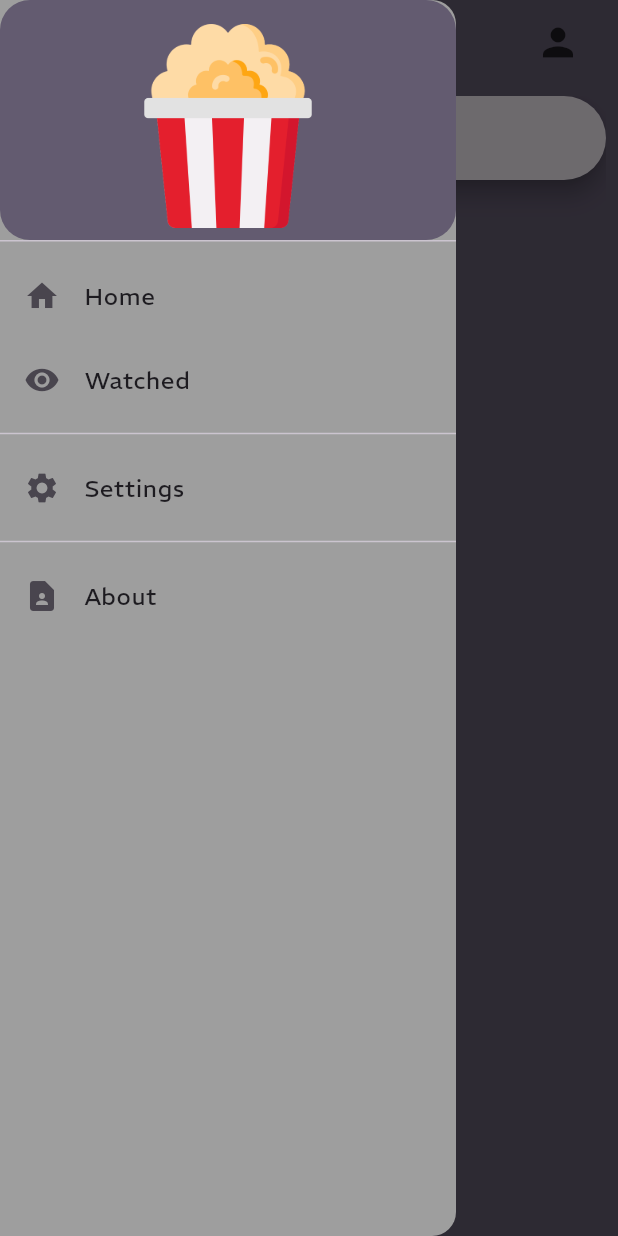
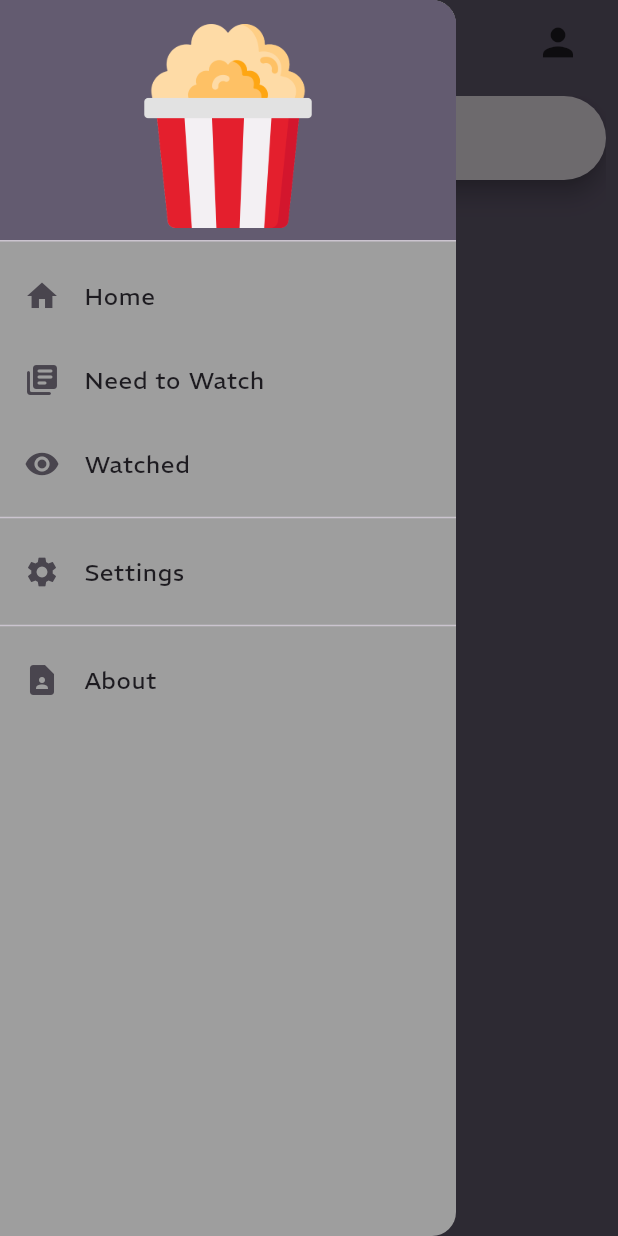
Before and after one commit to MDPater/POPcorn, a Flutter app: the MyNavBar widget shown alone on an empty page, opened directly, after a tap on "Home", after a tap on the "menu" icon, on a phone screen of 412 x 824 dp. Run offline on Flutter 3.47's test engine with Material 2 defaults, Android fonts, the phone set to English and light mode, and no system bars; our stand-ins replace flutter_rating_bar, hive, hive_flutter; missing offline and left inert: tmdb_api; accounts and stored records are empty.

Commit message:
QoL and Watchlist finished almost

```diff
--- a/lib/widgets/NavBar.dart
+++ b/lib/widgets/NavBar.dart
@@ -14,48 +14,70 @@ class MyNavBar extends StatelessWidget {
         padding: EdgeInsets.zero,
         children: [
           DrawerHeader(
-            decoration: BoxDecoration(
-                borderRadius: BorderRadius.circular(20),
-                color: Theme.of(context).colorScheme.secondary),
+            decoration:
+                BoxDecoration(color: Theme.of(context).colorScheme.secondary),
             child:
                 const Image(image: AssetImage("assets/Logo/POPcorn_logo.png")),
           ),
           ListTile(
+            splashColor: Theme.of(context).colorScheme.secondary,
             leading: const Icon(Icons.home),
             title: const Text('Home'),
             onTap: () {
+              Future.delayed(const Duration(milliseconds: 150), () {
+                // Do something
                 Navigator.pop(context);
-              Navigator.push(context,
-                  MaterialPageRoute(builder: ((context) => const HomeScreen())));
+                Navigator.push(
+                    context,
+                    MaterialPageRoute(
+                        builder: ((context) => const HomeScreen())));
+              });
             },
           ),
           ListTile(
+            splashColor: Theme.of(context).colorScheme.secondary,
+            leading: const Icon(Icons.library_books_rounded),
+            title: const Text('Need to Watch'),
+            onTap: () {
+              //navigate to watchlist
+            },
+          ),
+          ListTile(
+            splashColor: Theme.of(context).colorScheme.secondary,
             leading: const Icon(Icons.visibility),
             title: const Text('Watched'),
             onTap: () {
+              Future.delayed(const Duration(milliseconds: 150), () {
+                // Do something
                 Navigator.pop(context);
                 Navigator.push(
                     context,
                     MaterialPageRoute(
                         builder: ((context) => const WatchedScreen())));
+              });
             },
           ),
           const Divider(),
           ListTile(
+            splashColor: Theme.of(context).colorScheme.secondary,
             leading: const Icon(Icons.settings),
             title: const Text('Settings'),
             onTap: () {},
           ),
           const Divider(),
           ListTile(
+            splashColor: Theme.of(context).colorScheme.secondary,
             leading: const Icon(Icons.contact_page),
             title: const Text('About'),
             onTap: () {
+              Future.delayed(const Duration(milliseconds: 150), () {
+                // Do something
                 Navigator.pop(context);
                 Navigator.push(
                     context,
                     MaterialPageRoute(
                         builder: ((context) => const AboutScreen())));
+              });
             },
           ),
         ],
```
Also changed, not shown: lib/screens/watchlist/watched_screen.dart (+105 -22 lines). Lines whose indentation alone changed are shown as unchanged.
